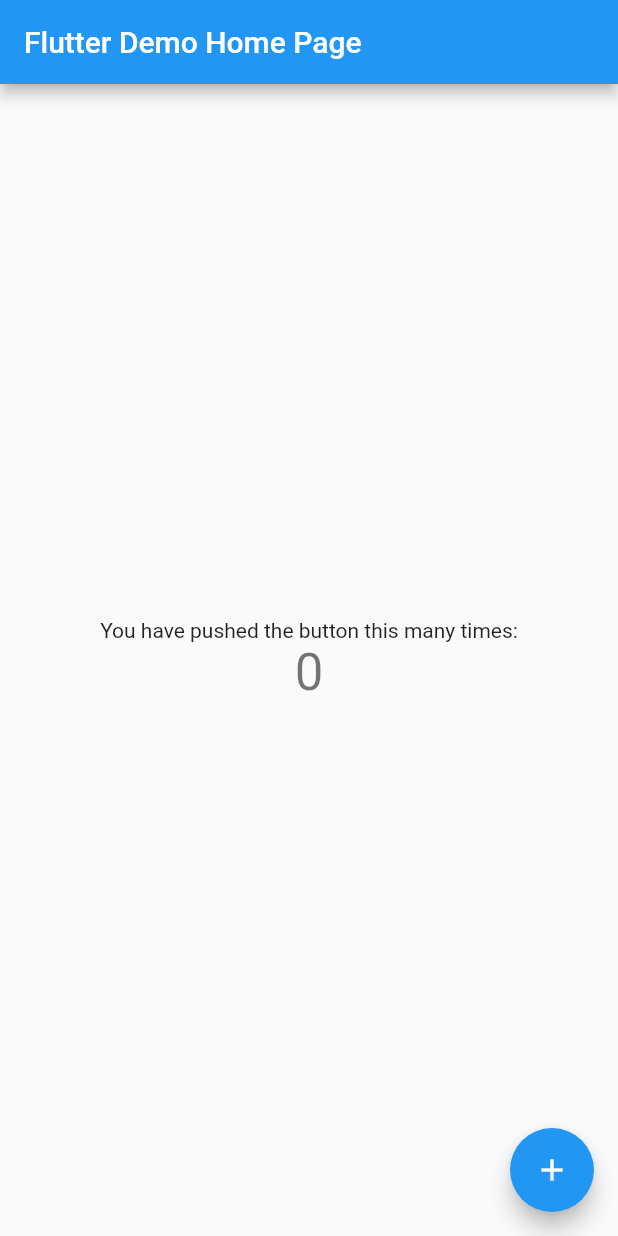
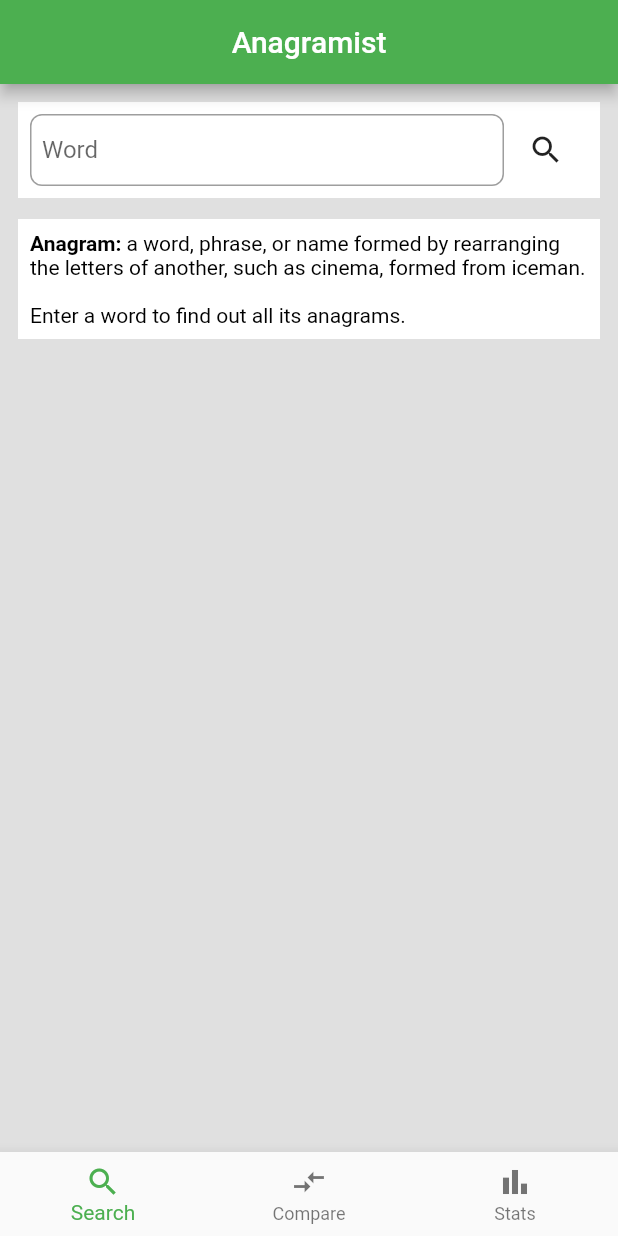
Before and after one commit to emmanuelCode/exercise-ag, a Flutter app: the screen it shows after launch, on a phone screen of 412 x 824 dp. Run offline on Flutter 3.47's test engine with Material 2 defaults, Android fonts, the phone set to English and light mode, and no system bars.

Commit message:
base layout done for the prototype

```diff
--- /dev/null
+++ b/lib/info_board.dart
@@ -0,0 +1,70 @@
+import 'package:flutter/material.dart';
+
+class InfoBoard {
+  static final Color textColor = Colors.black;
+
+  static final TextSpan _anagramDefinition = TextSpan(
+    text: 'Anagram: ',
+    style: TextStyle(fontWeight: FontWeight.bold, color: textColor),
+    children: <TextSpan>[
+      TextSpan(
+          style: TextStyle(fontWeight: FontWeight.normal, color: textColor),
+          text:
+              'a word, phrase, or name formed by rearranging the letters of another, such as cinema, formed from iceman.\n\n'),
+    ],
+  );
+
+  static Widget searchExplanation() {
+    return Padding(
+      padding: const EdgeInsets.all(8.0),
+      child: RichText(
+        text: TextSpan(
+          children: <TextSpan>[
+            _anagramDefinition,
+            TextSpan(
+              text: 'Enter a word to find out all its anagrams.',
+              style: TextStyle(color: textColor),
+            ),
+          ],
+        ),
+      ),
+    );
+  }
+
+  static Widget compareExplanation() {
+    return Padding(
+      padding: const EdgeInsets.all(8.0),
+      child: RichText(
+        text: TextSpan(
+          children: <TextSpan>[
+            _anagramDefinition,
+            TextSpan(
+              text:
+                  'Enter two words to find out if they are anagram of each other.',
+              style: TextStyle(color: textColor),
+            ),
+          ],
+        ),
+      ),
+    );
+  }
+
+  /// for displaying longest and most anagrams
+  static Widget StatsAnagram(String anagramEarnedTitle, String value) {
+    return Padding(
+      padding: const EdgeInsets.all(8.0),
+      child: RichText(
+        text: TextSpan(
+          text: anagramEarnedTitle + '\n\n',
+          style: TextStyle(fontWeight: FontWeight.bold, color: textColor),
+          children: <TextSpan>[
+            TextSpan(
+              text: value,
+              style: TextStyle(color: textColor, fontWeight: FontWeight.normal),
+            )
+          ],
+        ),
+      ),
+    );
+  }
+}
--- a/lib/main.dart
+++ b/lib/main.dart
@@ -1,3 +1,4 @@
+import 'package:exercise_ag/widgets/bottom_navigation_sections.dart';
 import 'package:flutter/material.dart';
 
 void main() {
@@ -9,24 +10,15 @@ class MyApp extends StatelessWidget {
   @override
   Widget build(BuildContext context) {
     return MaterialApp(
-      title: 'Flutter Demo',
+      title: 'Anagramist',
       theme: ThemeData(
-        // This is the theme of your application.
-        //
-        // Try running your application with "flutter run". You'll see the
-        // application has a blue toolbar. Then, without quitting the app, try
-        // changing the primarySwatch below to Colors.green and then invoke
-        // "hot reload" (press "r" in the console where you ran "flutter run",
-        // or simply save your changes to "hot reload" in a Flutter IDE).
-        // Notice that the counter didn't reset back to zero; the application
-        // is not restarted.
-        primarySwatch: Colors.blue,
+        primarySwatch: Colors.green,
         // This makes the visual density adapt to the platform that you run
         // the app on. For desktop platforms, the controls will be smaller and
         // closer together (more dense) than on mobile platforms.
         visualDensity: VisualDensity.adaptivePlatformDensity,
       ),
-      home: MyHomePage(title: 'Flutter Demo Home Page'),
+      home: MyHomePage(title: 'Anagramist'),
     );
   }
 }
@@ -50,16 +42,12 @@ class MyHomePage extends StatefulWidget {
 }
 
 class _MyHomePageState extends State<MyHomePage> {
-  int _counter = 0;
+  int _selectedIndex = 0;
+  List<Widget> sections = [Search(), Compare(), Stats()];
 
-  void _incrementCounter() {
+  void _onItemTapped(int itemIndex) {
     setState(() {
-      // This call to setState tells the Flutter framework that something has
-      // changed in this State, which causes it to rerun the build method below
-      // so that the display can reflect the updated values. If we changed
-      // _counter without calling setState(), then the build method would not be
-      // called again, and so nothing would appear to happen.
-      _counter++;
+      _selectedIndex = itemIndex; //temp
     });
   }
 
@@ -72,46 +60,34 @@ class _MyHomePageState extends State<MyHomePage> {
     // fast, so that you can just rebuild anything that needs updating rather
     // than having to individually change instances of widgets.
     return Scaffold(
+      resizeToAvoidBottomInset:
+          false, //to avoid pixel overflow when keyboard appears
+      backgroundColor: Colors.grey[300],
       appBar: AppBar(
-        // Here we take the value from the MyHomePage object that was created by
-        // the App.build method, and use it to set our appbar title.
+        centerTitle: true,
         title: Text(widget.title),
       ),
-      body: Center(
-        // Center is a layout widget. It takes a single child and positions it
-        // in the middle of the parent.
-        child: Column(
-          // Column is also a layout widget. It takes a list of children and
-          // arranges them vertically. By default, it sizes itself to fit its
-          // children horizontally, and tries to be as tall as its parent.
-          //
-          // Invoke "debug painting" (press "p" in the console, choose the
-          // "Toggle Debug Paint" action from the Flutter Inspector in Android
-          // Studio, or the "Toggle Debug Paint" command in Visual Studio Code)
-          // to see the wireframe for each widget.
-          //
-          // Column has various properties to control how it sizes itself and
-          // how it positions its children. Here we use mainAxisAlignment to
-          // center the children vertically; the main axis here is the vertical
-          // axis because Columns are vertical (the cross axis would be
-          // horizontal).
-          mainAxisAlignment: MainAxisAlignment.center,
-          children: <Widget>[
-            Text(
-              'You have pushed the button this many times:',
-            ),
-            Text(
-              '$_counter',
-              style: Theme.of(context).textTheme.headline4,
-            ),
-          ],
+      body: SafeArea(
+        // safe area to put item under the notification bar
+        child: Padding(
+          padding: const EdgeInsets.all(12.0),
+          child: sections[_selectedIndex],
         ),
       ),
-      floatingActionButton: FloatingActionButton(
-        onPressed: _incrementCounter,
-        tooltip: 'Increment',
-        child: Icon(Icons.add),
-      ), // This trailing comma makes auto-formatting nicer for build methods.
+      bottomNavigationBar: BottomNavigationBar(items: [
+        BottomNavigationBarItem(
+          icon: Icon(Icons.search),
+          label: 'Search',
+        ),
+        BottomNavigationBarItem(
+          icon: Icon(Icons.compare_arrows),
+          label: 'Compare',
+        ),
+        BottomNavigationBarItem(
+          icon: Icon(Icons.bar_chart),
+          label: 'Stats',
+        ),
+      ], currentIndex: _selectedIndex, onTap: _onItemTapped),
     );
   }
 }
--- /dev/null
+++ b/lib/widgets/bottom_navigation_sections.dart
@@ -0,0 +1,135 @@
+import 'package:exercise_ag/info_board.dart';
+import 'package:flutter/material.dart';
+
+/// the search widget for finding all anagrams
+class Search extends StatelessWidget {
+  @override
+  Widget build(BuildContext context) {
+    return Column(
+      children: [
+        Container(
+          //search container
+          color: Colors.white,
+          child: Padding(
+            padding: const EdgeInsets.all(8.0),
+            child: Row(
+              mainAxisAlignment: MainAxisAlignment.center,
+              children: [
+                searchTextField(),
+                Padding(
+                  padding: const EdgeInsets.symmetric(horizontal: 16.0),
+                  child: Icon(Icons.search),
+                ),
+              ],
+            ),
+          ),
+        ),
+        Container(
+          //TODO: to change when having result...
+          //explanation container
+          color: Colors.white,
+          margin: EdgeInsets.only(top: 14.0),
+          child: InfoBoard.searchExplanation(),
+        ),
+      ],
+    );
+  }
+}
+
+/// the compare widget...
+class Compare extends StatelessWidget {
+  @override
+  Widget build(BuildContext context) {
+    return Column(
+      children: [
+        Container(
+          color: Colors.white,
+          child: Padding(
+            padding: const EdgeInsets.all(8.0),
+            child: Row(
+              children: [
+                Expanded(
+                  child: Column(
+                    children: [
+                      compareTextField('Word 1'),
+                      SizedBox(height: 16),
+                      compareTextField('Word 2'),
+                    ],
+                  ),
+                ),
+                Padding(
+                  padding: const EdgeInsets.symmetric(horizontal: 16.0),
+                  child: Icon(Icons.compare_arrows),
+                )
+              ],
+            ),
+          ),
+        ),
+        Container(
+          //TODO: to change when having result...
+          //explanation container
+          color: Colors.white,
+          margin: EdgeInsets.only(top: 14.0),
+          child: InfoBoard.compareExplanation(),
+        ),
+      ],
+    );
+  }
+}
+
+///...
+class Stats extends StatelessWidget {
+  @override
+  Widget build(BuildContext context) {
+    return Column(
+      crossAxisAlignment: CrossAxisAlignment.stretch,
+      children: [
+        Container(
+          //TODO: to change when having result...
+          //explanation container
+          color: Colors.white,
+          //margin: EdgeInsets.only(top: 14.0),
+          child: InfoBoard.StatsAnagram('Longest Anagram',
+              'placeholder: sjlfjalsjlsjkflksj fjsljfslj\nsljflsjsjsjlsjs'),
+        ),
+        Container(
+          //TODO: to change when having result...
+          //explanation container
+          color: Colors.white,
+          margin: EdgeInsets.only(top: 14.0),
+          child: InfoBoard.StatsAnagram('Most Anagram',
+              'placeholder: apple, pear, kiwi, banana, pineapple, peach, apricot, strawberry'),
+        ),
+      ],
+    );
+  }
+}
+
+/// a stylize text field for the search field
+Widget searchTextField() {
+  return Expanded(
+    //textField need expanded (for rendering error)
+    child: TextField(
+      decoration: InputDecoration(
+        contentPadding: EdgeInsets.all(8),
+        border: OutlineInputBorder(
+            borderRadius: BorderRadius.all(Radius.circular(8))),
+        labelText: 'Word',
+      ),
+    ),
+  );
+}
+
+/// a stylize text field that take in a hint
+/// it is created to avoid repetition in code
+/// and shrink codebase.
+Widget compareTextField(String hint) {
+  return TextField(
+    decoration: InputDecoration(
+      contentPadding: EdgeInsets.all(8),
+      border: OutlineInputBorder(
+          borderRadius: BorderRadius.all(Radius.circular(8))),
+      labelText: hint,
+    ),
+  );
+}
```
Also changed, not shown: 1 other file.
